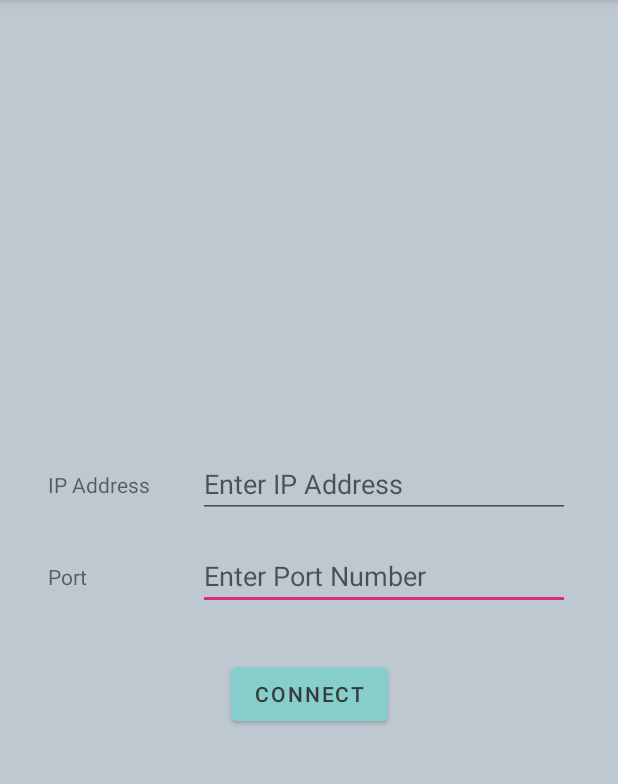
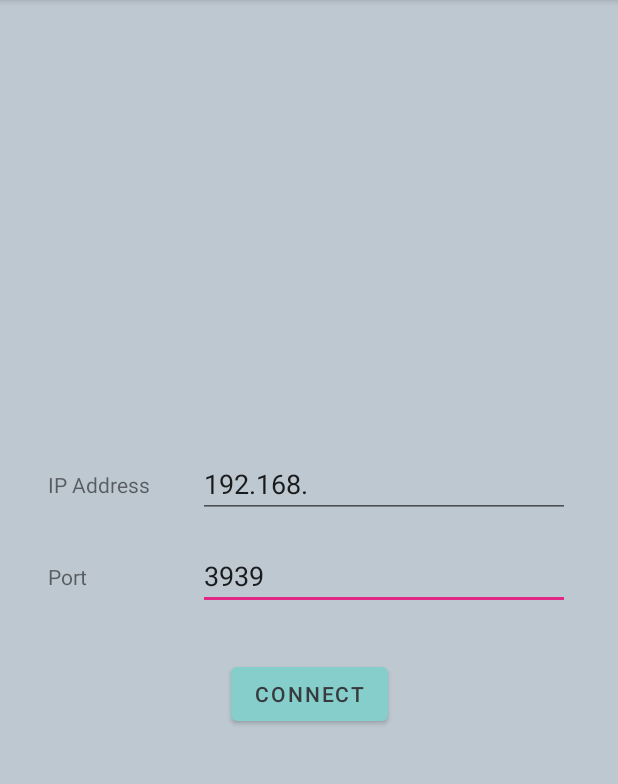
Before and after one commit to p-i-g/AndroidVirtualInput, an Android app: the screen it shows after launch (MainActivity), after a tap on "CONNECT", on a phone screen of 412 x 824 dp, the part 84-868 px from its top. Run offline under Robolectric (Android 15) with nearby library versions, the phone set to English and light mode, and no system bars; network calls fail.

Commit message:
shared preferences for ip and port

```diff
--- a/app/src/main/java/com/example/androidvirtualinput/ui/ConnectFragment.java
+++ b/app/src/main/java/com/example/androidvirtualinput/ui/ConnectFragment.java
@@ -1,5 +1,7 @@
 package com.example.androidvirtualinput.ui;
 
+import android.content.Context;
+import android.content.SharedPreferences;
 import android.os.Bundle;
 import android.view.LayoutInflater;
 import android.view.View;
@@ -26,13 +28,22 @@ public class ConnectFragment extends Fragment {
         View view = inflater.inflate(R.layout.fragment_connect, container, false);
         EditText editTextIp = view.findViewById(R.id.editTextIp);
         EditText editTextPort = view.findViewById(R.id.editTextPort);
+        //get from shared preferences
+        SharedPreferences preferences = requireContext().getSharedPreferences("Settings", Context.MODE_PRIVATE);
+        editTextIp.setText(preferences.getString("IP", "192.168."));
+        editTextPort.setText(preferences.getString("Port", "3939"));
         //the only reason why this class exists
         view.findViewById(R.id.connectButton).setOnClickListener(view1 -> {
+            int port = Integer.parseInt(editTextPort.getText().toString());//throws number format exception, checks for port
+            String ip = editTextIp.getText().toString();
+            //save settings
+            SharedPreferences.Editor editor = preferences.edit();
+            editor.putString("IP", ip);
+            editor.putString("Port", editTextPort.getText().toString());
+            editor.apply();
             //initialize network
             new Thread(() -> {
                 try{
-                    int port = Integer.parseInt(editTextPort.getText().toString());//throws number format exception, checks for port
-                    String ip = editTextIp.getText().toString();
                     NetworkManager networkManager = new NetworkManager(port, ip);//throws unknown host, io exception
                     //this is bad
                     ((MainActivity) requireActivity()).setNetworkManager(networkManager);
```
